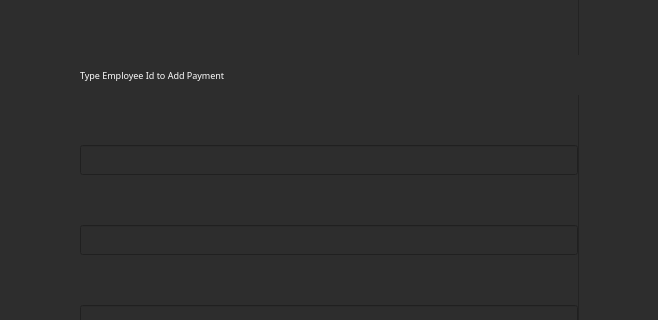
The window that employeepayment.ui (Nirushana/QtEmployeeManagementSystem) describes before a commit, drawn with Qt 5; both pictures show x 282 to 940 and y 85 to 405 of the 1023 by 723 pixel window.
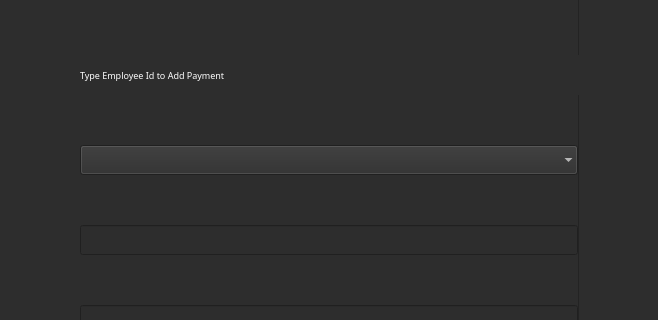
The same window after the commit.

```diff
--- a/employeepayment.ui
+++ b/employeepayment.ui
@@ -175,25 +175,6 @@
      <property name="verticalSpacing">
       <number>0</number>
      </property>
-     <item row="1" column="1">
-      <widget class="QLineEdit" name="empIDtxt">
-       <property name="minimumSize">
-        <size>
-         <width>400</width>
-         <height>30</height>
-        </size>
-       </property>
-       <property name="maximumSize">
-        <size>
-         <width>600</width>
-         <height>30</height>
-        </size>
-       </property>
-       <property name="styleSheet">
-        <string notr="true">color: rgb(255, 255, 255)</string>
-       </property>
-      </widget>
-     </item>
      <item row="0" column="1">
       <widget class="QLabel" name="label_2">
        <property name="minimumSize">
@@ -387,6 +368,27 @@
        </property>
       </widget>
      </item>
+     <item row="1" column="1">
+      <widget class="QComboBox" name="comboBox">
+       <property name="minimumSize">
+        <size>
+         <width>400</width>
+         <height>30</height>
+        </size>
+       </property>
+       <property name="font">
+        <font>
+         <family>Orbitron</family>
+        </font>
+       </property>
+       <property name="styleSheet">
+        <string notr="true">color: #fff</string>
+       </property>
+       <property name="frame">
+        <bool>false</bool>
+       </property>
+      </widget>
+     </item>
     </layout>
    </widget>
    <widget class="QPushButton" name="updatebtn">
```
